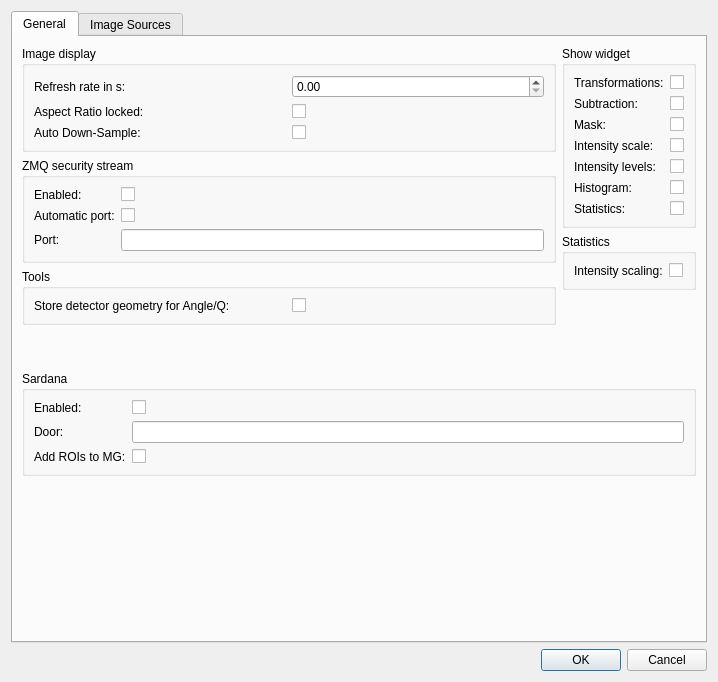
Old version of the form lavuelib/ui/ConfigDialog.ui in the repository syncope/lavue.
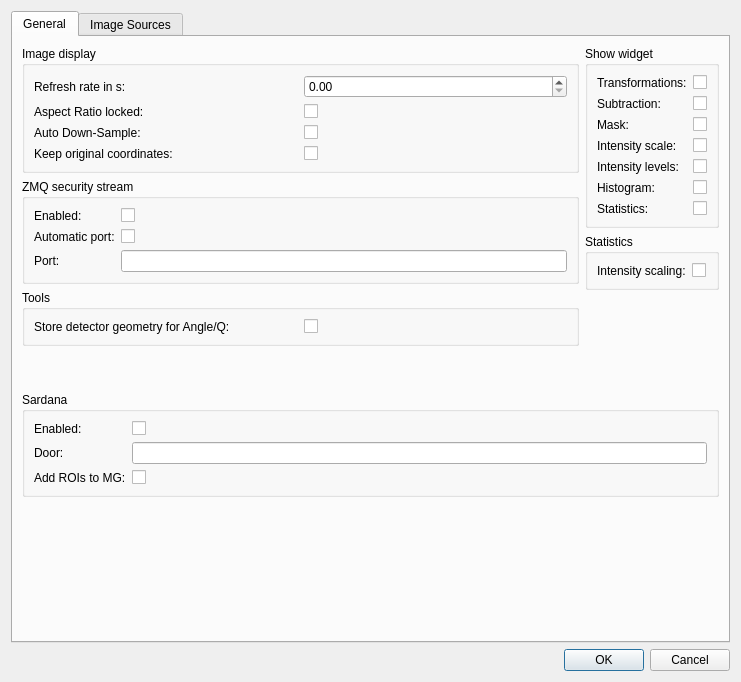
New version of the form.

Commit message: add keepcoords to widgets

Patch:
```diff
--- a/lavuelib/ui/ConfigDialog.ui
+++ b/lavuelib/ui/ConfigDialog.ui
@@ -6,7 +6,7 @@
    <rect>
     <x>0</x>
     <y>0</y>
-    <width>718</width>
+    <width>741</width>
     <height>682</height>
    </rect>
   </property>
@@ -109,6 +109,23 @@
                       </property>
                      </widget>
                     </item>
+                    <item row="3" column="0">
+                     <widget class="QLabel" name="keepCoordsLabel">
+                      <property name="text">
+                       <string>Keep original coordinates: </string>
+                      </property>
+                      <property name="buddy">
+                       <cstring>keepCoordsCheckBox</cstring>
+                      </property>
+                     </widget>
+                    </item>
+                    <item row="3" column="1">
+                     <widget class="QCheckBox" name="keepCoordsCheckBox">
+                      <property name="text">
+                       <string/>
+                      </property>
+                     </widget>
+                    </item>
                    </layout>
                   </item>
                  </layout>
```
Left out of the diff: 1 changed line with no effect on the pictures. The commit also changes 5 other files.
